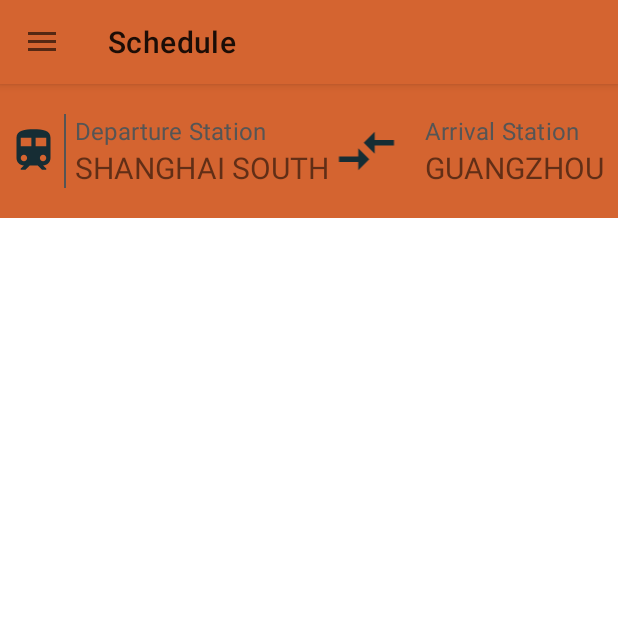
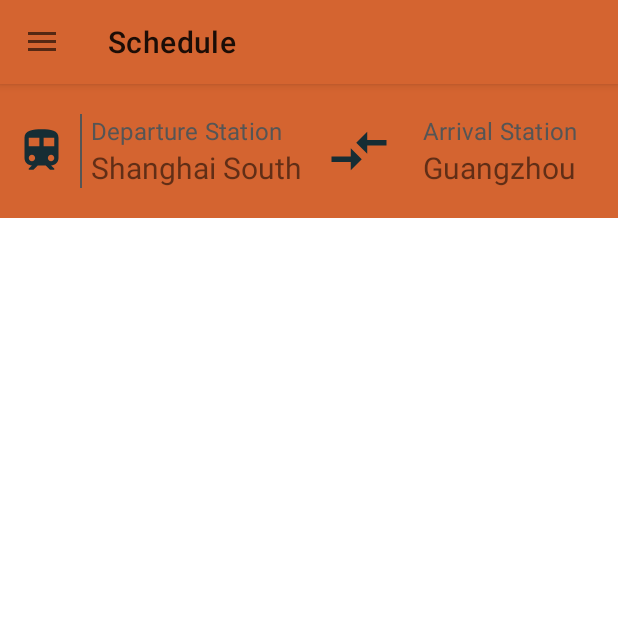
Before and after one commit to Davidson015/T169TrainScheduleApp, an Android app: the screen it shows after launch (ScheduleActivity), after a tap on "VIEW FULL SCHEDULE", on a phone screen of 412 x 824 dp, the top half of it. Run offline under Robolectric (Android 15) with nearby library versions, the phone set to English and light mode, and no system bars; our stand-ins replace Picasso; pictures from the network do not load; 1 other tap on this screen came first.

Commit message:
Feat: Optimizing the Search and Filter Feature of the Schedules

```diff
--- a/app/src/main/java/com/eproject/t169trainschedule/HomeActivity.java
+++ b/app/src/main/java/com/eproject/t169trainschedule/HomeActivity.java
@@ -5,8 +5,13 @@ import android.content.Intent;
 import android.os.Bundle;
 import android.view.Gravity;
 import android.view.MenuItem;
+import android.view.MotionEvent;
+import android.view.View;
 import android.view.WindowManager;
+import android.widget.ArrayAdapter;
+import android.widget.AutoCompleteTextView;
 import android.widget.Button;
+import android.widget.PopupMenu;
 import android.widget.Toast;
 
 import androidx.appcompat.app.ActionBarDrawerToggle;
@@ -20,13 +25,15 @@ import com.google.android.material.textfield.TextInputEditText;
 public class HomeActivity extends AppCompatActivity {
 
     Button searchBtn, scheduleBtn;
-    TextInputEditText from, to;
+    AutoCompleteTextView from, to;
     DrawerLayout drawer;
     ActionBarDrawerToggle actionBarDrawerToggle;
     Toolbar toolbar;
     NavigationView navigationView;
     private long pressedTime;
+    String[] stations = {"Shanghai South", "JiaXing", "HaiNing", "Hangzhou East", "YiWu", "JinHua", "QuZhou", "ShangRao", "YingTan", "JiAn", "GanZhou", "Shaoguan East", "GuangZhou"};
 
+    @SuppressLint("ClickableViewAccessibility")
     @Override
     protected void onCreate(Bundle savedInstanceState) {
         super.onCreate(savedInstanceState);
@@ -37,6 +44,26 @@ public class HomeActivity extends AppCompatActivity {
         // Getting the search Values from the layout
         from = findViewById(R.id.from);
         to = findViewById(R.id.to);
+
+        // Setting the adapter for the stations start and end in the autocomplete text view
+        from.setAdapter(new ArrayAdapter<>(this, android.R.layout.simple_list_item_1, stations));
+        to.setAdapter(new ArrayAdapter<>(this, android.R.layout.simple_list_item_1, stations));
+
+        // Showing AutoComplete options when input fields are clicked
+        from.setOnTouchListener(new View.OnTouchListener() {
+            @Override
+            public boolean onTouch(View v, MotionEvent event) {
+                from.showDropDown();
+                return true;
+            }
+        });
+        to.setOnTouchListener(new View.OnTouchListener() {
+            @Override
+            public boolean onTouch(View v, MotionEvent event) {
+                to.showDropDown();
+                return true;
+            }
+        });
 
         // Defining a Button to search through the schedule
         searchBtn = findViewById(R.id.search_btn);
--- a/app/src/main/java/com/eproject/t169trainschedule/ScheduleActivity.java
+++ b/app/src/main/java/com/eproject/t169trainschedule/ScheduleActivity.java
@@ -52,8 +52,15 @@ public class ScheduleActivity extends AppCompatActivity {
         to_view = findViewById(R.id.to_view);
         from = getIntent().getStringExtra("from");
         to = getIntent().getStringExtra("to");
-        from_view.setText(from.toUpperCase());
-        to_view.setText(to.toUpperCase());
+
+        // Checking if from and to are in lowercase for better display
+        if (from.toLowerCase().equals(from) && to.toLowerCase().equals(to)) {
+            from_view.setText(from.toUpperCase().charAt(0) + from.substring(1).toLowerCase());
+            to_view.setText(to.toUpperCase().charAt(0) + to.substring(1).toLowerCase());
+        } else {
+            from_view.setText(from);
+            to_view.setText(to);
+        }
 
         // Getting the recyclerView from the layout
         recyclerView = findViewById(R.id.recyclerView);
@@ -230,18 +237,24 @@ public class ScheduleActivity extends AppCompatActivity {
                 // Calling the initializeAdapter method
                 initializeAdapter(adapter);
             } else {
+                try {
                     List<Schedule> originalSchedules = scheduleList;
                     List<Schedule> filteredSchedules = filterSchedule(originalSchedules);
 
                     // Checking if filteredSchedules is empty
                     if (filteredSchedules.isEmpty()) {
                         Toast.makeText(ScheduleActivity.this, "Destination not found.", Toast.LENGTH_SHORT).show();
+                        finish();
                     } else {
                         // Setting the adapter to the recyclerView
                         adapter = new ItemScheduleAdapter(filteredSchedules);
 
                         // Calling the initializeAdapter method
                         initializeAdapter(adapter);
+                    }
+                } catch (Exception e) {
+                    Toast.makeText(ScheduleActivity.this, "Make sure Destinations are along train route!", Toast.LENGTH_SHORT).show();
+                    finish();
                 }
             }
 
@@ -255,9 +268,9 @@ public class ScheduleActivity extends AppCompatActivity {
             while (iter.hasNext()) {
                 Schedule nextSchedule = iter.next();
 
-                if (nextSchedule.getStationName().equalsIgnoreCase(to)) {
+                if (nextSchedule.getStationName().toLowerCase().contains(to.toLowerCase())) {
                     end = nextSchedule;
-                } else if (nextSchedule.getStationName().equalsIgnoreCase(from)) {
+                } else if (nextSchedule.getStationName().toLowerCase().contains(from.toLowerCase())) {
                     start = nextSchedule;
                 }
             }
--- a/app/src/main/res/layout/activity_landing.xml
+++ b/app/src/main/res/layout/activity_landing.xml
@@ -32,13 +32,14 @@
             app:hintTextColor="@color/text_dark"
             app:startIconDrawable="@drawable/ic_baseline_train_24">
 
-            <com.google.android.material.textfield.TextInputEditText
+            <AutoCompleteTextView
                 android:id="@+id/from"
                 android:layout_width="match_parent"
                 android:layout_height="wrap_content"
                 android:background="@color/orange_3"
                 android:inputType="text"
                 android:maxLines="1"
+                android:paddingTop="20dp"
                 android:textColor="@color/text_dark" />
         </com.google.android.material.textfield.TextInputLayout>
 
@@ -50,13 +51,14 @@
             app:hintTextColor="@color/text_dark"
             app:startIconDrawable="@drawable/ic_baseline_train_24">
 
-            <com.google.android.material.textfield.TextInputEditText
+            <AutoCompleteTextView
                 android:id="@+id/to"
                 android:layout_width="match_parent"
                 android:layout_height="wrap_content"
                 android:background="@color/orange_3"
                 android:inputType="text"
                 android:maxLines="1"
+                android:paddingTop="20sp"
                 android:textColor="@color/text_dark" />
         </com.google.android.material.textfield.TextInputLayout>
     </LinearLayout>
--- a/app/src/main/res/layout/schedule_main.xml
+++ b/app/src/main/res/layout/schedule_main.xml
@@ -21,14 +21,15 @@
         android:background="@color/orange_1"
         android:paddingStart="5sp"
         android:paddingTop="20sp"
+        android:weightSum="5"
         android:paddingEnd="5sp"
-        android:paddingBottom="20sp"
-        android:weightSum="5">
+        android:paddingBottom="20sp">
 
         <ImageView
             android:layout_width="wrap_content"
             android:layout_height="wrap_content"
             android:layout_gravity="center"
+            android:layout_weight="1"
             android:src="@drawable/ic_baseline_train_34" />
 
         <View
@@ -57,15 +58,15 @@
             android:layout_width="wrap_content"
             android:layout_height="wrap_content"
             android:layout_gravity="center"
+            android:layout_weight="1"
             android:layout_marginEnd="15sp"
-            android:layout_weight="2"
             android:src="@drawable/ic_baseline_compare_arrows_24" />
 
         <com.google.android.material.textfield.TextInputLayout
             android:layout_width="wrap_content"
             android:layout_height="wrap_content"
-            android:layout_weight="1"
             app:prefixText="@string/arrival_station"
+            android:layout_weight="2"
             app:prefixTextColor="@color/sp_text">
 
             <TextView
```
Lines whose indentation alone changed are shown as unchanged.
